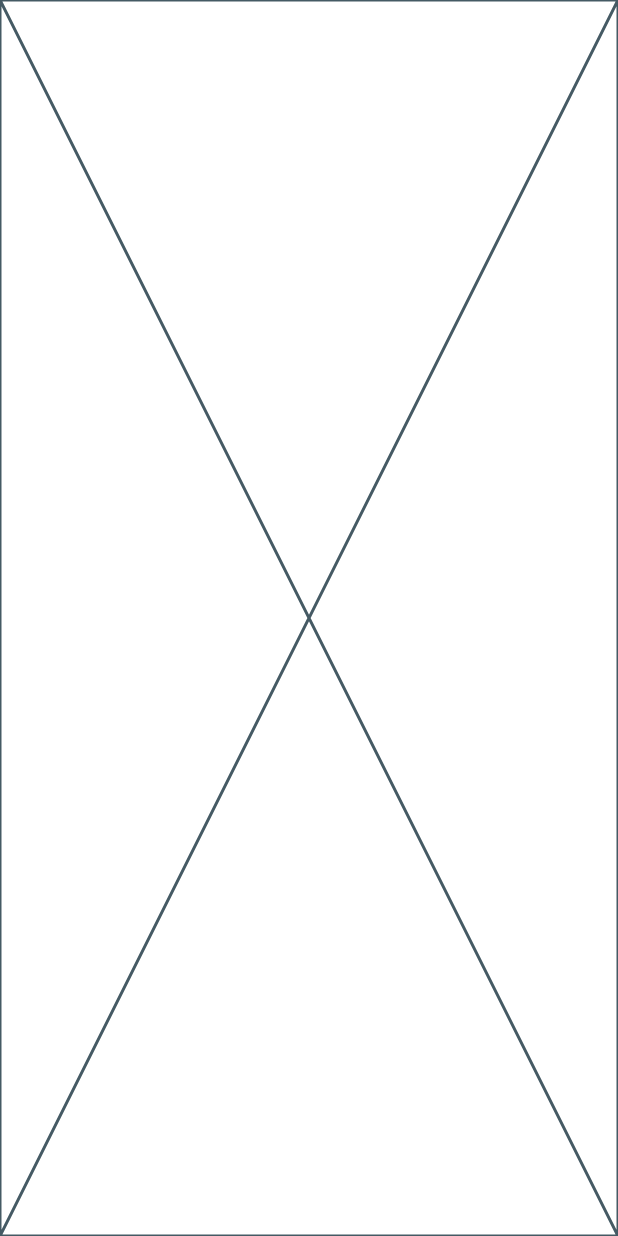
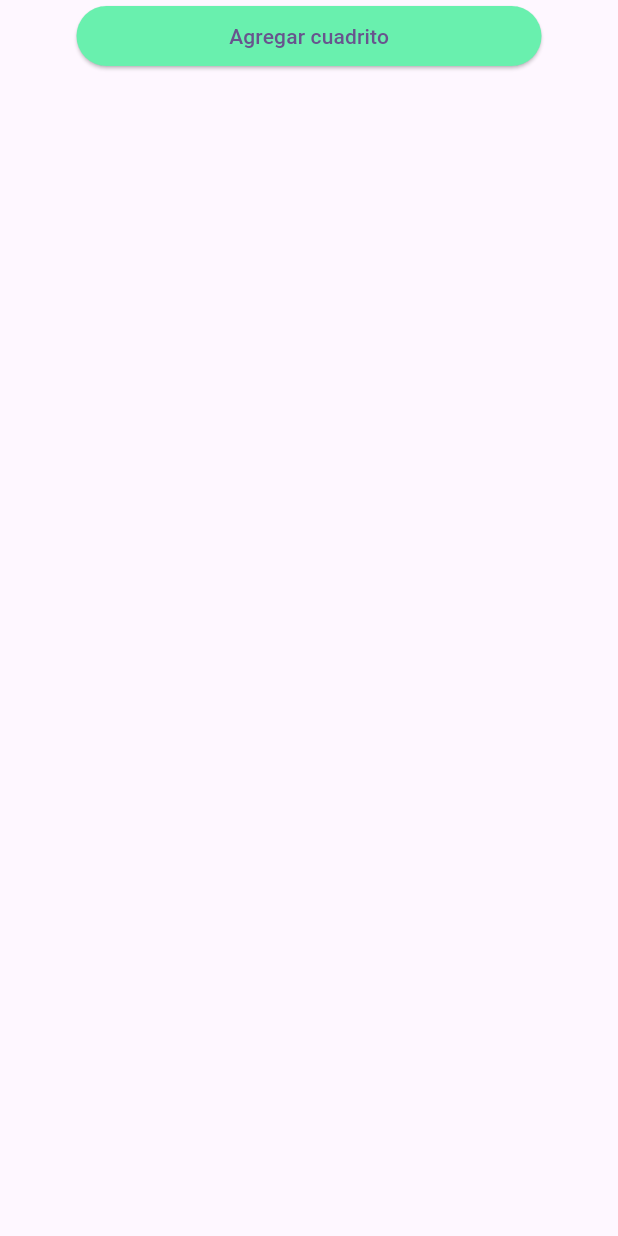
Before and after one commit to Fundamentos-Moviles/examen-i-MarcoSaucedo, a Flutter app: the Home screen opened directly, after a tap on "Ver más", on a phone screen of 412 x 824 dp. Run offline on Flutter 3.47's test engine with Material 3 defaults, Android fonts, the phone set to English and light mode, and no system bars.

Commit message:
Examen Completo, Login, Home, More_info, Constants

```diff
--- a/lib/home.dart
+++ b/lib/home.dart
@@ -196,14 +196,13 @@ class _HomeState extends State<Home> {
               ),
               child: Column(
                 children: [
-                  // Botón de "Ver más"
                   ElevatedButton(
                     onPressed: () {
                       Navigator.push(context, MaterialPageRoute(
                           builder: (context) => MoreInfo()));
                     },
                     style: ElevatedButton.styleFrom(
-                      backgroundColor: Colors.blue,
+                      backgroundColor: Colors.green[400],
                       shape: RoundedRectangleBorder(
                         borderRadius: BorderRadius.circular(40),
                       ),
@@ -233,7 +232,7 @@ class _HomeState extends State<Home> {
                   ElevatedButton(
                     onPressed: onDelete,
                     style: ElevatedButton.styleFrom(
-                      backgroundColor: Colors.red,
+                      backgroundColor: Colors.green[400],
                       shape: RoundedRectangleBorder(
                         borderRadius: BorderRadius.circular(40),
                       ),
@@ -244,7 +243,7 @@ class _HomeState extends State<Home> {
                       child: Row(
                         children: [
                           Icon(
-                            Icons.delete,
+                            Icons.delete_forever_outlined,
                             color: Colors.white,
                           ),
                           SizedBox(width: 8),
@@ -272,9 +271,9 @@ class _HomeState extends State<Home> {
     final snackBar = SnackBar(
       content: Text(texto),
       duration: Duration(seconds: duracion),
+      backgroundColor: con.efectos,
       action: SnackBarAction(
         onPressed: () {
-          // Cualquier acción al dar clic sobre el widget
         },
         label: 'Cerrar',
       ),
@@ -282,6 +281,7 @@ class _HomeState extends State<Home> {
 
     ScaffoldMessenger.of(context).showSnackBar(snackBar);
   }
+
 }
 
 class createCard extends StatelessWidget {
@@ -302,7 +302,7 @@ class createCard extends StatelessWidget {
 
   @override
   Widget build(BuildContext context) {
-    int totalEstrellas = 5; // Total de estrellas a mostrar
+    int totalEstrellas = 5;
     int estrellasAmarillas = int.tryParse(NumEstrellas) ?? 0;
 
     return InkWell(
--- a/lib/login.dart
+++ b/lib/login.dart
@@ -206,7 +206,7 @@ class _LoginState extends State<Login> {
                       Text(
                         errorMessage!,
                         style: const TextStyle(
-                          color: Colors.red,
+                          color: efectos,
                           fontSize: 15.0,
                           fontWeight: FontWeight.bold,
                         ),
@@ -240,7 +240,7 @@ class _LoginState extends State<Login> {
                             print('Usuario incorrecto');
                             errorMessage = 'Usuario incorrecto';
                           } else {
-                            errorMessage = 'Credenciales incorrectas';
+                            errorMessage = 'Usuario y Contraseña incorrectos';
                           }
                         });
                       },
@@ -260,7 +260,7 @@ class _LoginState extends State<Login> {
                     ),
                     const SizedBox(height: 20.0),
                     const Text(
-                      'Mi primer examen,¿estará sencillo?',
+                      'Mi primer examen, ¿estará sencillo?',
                       style: TextStyle(
                         fontSize: 16.0,
                         color: Colors.white,
--- a/lib/main.dart
+++ b/lib/main.dart
@@ -1,5 +1,6 @@
 import 'package:flutter/material.dart';
 import 'package:examen1_srmj/login.dart';
+import 'package:examen1_srmj/more_info.dart';
 import 'home.dart';
 
 void main() {
--- a/lib/more_info.dart
+++ b/lib/more_info.dart
@@ -8,8 +8,87 @@ class MoreInfo extends StatefulWidget {
 }
 
 class _MoreInfoState extends State<MoreInfo> {
+  List<int> contenedores = [];
+  int divisiones = 0;
+
+  void agregarContenedor() {
+    setState(() {
+      if (divisiones == 12) {
+        contenedores.add(divisiones);
+        divisiones = 1;
+      } else {
+        divisiones++;
+      }
+    });
+  }
+
   @override
   Widget build(BuildContext context) {
-    return const Placeholder();
+    return Scaffold(
+      body: Padding(
+        padding: const EdgeInsets.all(0),
+        child: Column(
+          crossAxisAlignment: CrossAxisAlignment.start,
+          children: [
+            Align(
+              alignment: Alignment.topCenter,
+              child: ElevatedButton(
+                style: ElevatedButton.styleFrom(
+                  backgroundColor: Colors.greenAccent,
+                  shape: RoundedRectangleBorder(
+                    borderRadius: BorderRadius.circular(40.0),
+                  ),
+                  fixedSize: const Size(310, 40),
+                ),
+                onPressed: agregarContenedor,
+                child: Row(
+                  mainAxisAlignment: MainAxisAlignment.center,
+                  children: [
+                    Text(
+                      'Agregar cuadrito',
+                    ),
+                  ],
+                ),
+              ),
+            ),
+            Expanded(
+              child: ListView.builder(
+                itemCount: contenedores.length + (divisiones > 0 ? 1 : 0),
+                itemBuilder: (context, index) {
+                  if (index < contenedores.length) {
+                    return crearContenedor(contenedores[index]);
+                  } else if (divisiones > 0) {
+                    return crearContenedor(divisiones);
+                  } else {
+                    return SizedBox.shrink();
+                  }
+                },
+              ),
+            ),
+          ],
+        ),
+      ),
+    );
+  }
+
+  Widget crearContenedor(int divisiones) {
+    List<Color> colores = [
+      Colors.red,
+      Colors.blue
+    ];
+
+    return Container(
+      color: colores[divisiones % 2],
+      child: Row(
+        children: List.generate(divisiones, (index) {
+          return Expanded(
+            child: Container(
+              height: 150,
+              color: colores[index % 2],
+            ),
+          );
+        }),
+      ),
+    );
   }
 }
--- a/lib/utils/constants.dart
+++ b/lib/utils/constants.dart
@@ -13,7 +13,7 @@ const List lista = [
   //ID # numero # titulo # descripción # num de estrellas en amarillo #par e impar
   '1# 21 #Iniciar el examen, para poder ir a dormir tranquilo #Nota: Subir el examen antes de las 9 am del viernes #5 #1',
   '2# 22 #Terminar y enviar mi examen para no reprobar #Nota: No quiero reprobar #4 #2',
-  '3# 23 #Revisar 36 examenes #Nota: Los alumnos tendran todo lo que les pidio #3 #1',
+  '3# 23 #Revisar 36 examenes #Nota: Los alumnos tendrán todo lo que les pidio #3 #1',
   '4# 24 #Revisar tareas #Nota: Llenar la lista con las calificaciones #2 #2',
   '5# 25 #Ponerle 10 a mis alumnos #Nota: Me desperté de buen humor #1 #1',
   '6# 26 #Dar puntos extras #Nota: Mis alumnos lo merecen #0 #2',
```
